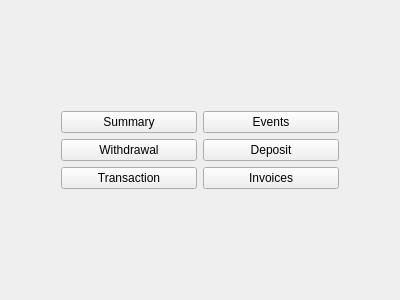
Qt form Ohjelman käyttöliittymät/Gui/mainview.ui (JIkaheimo/ohjelmistokehityksen-sovellusprojekti-2k19) before a commit.
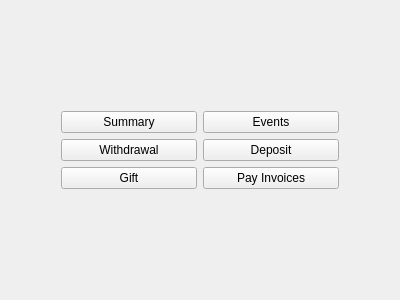
The same form after that commit.

```diff
--- a/Ohjelman käyttöliittymät/Gui/mainview.ui
+++ b/Ohjelman käyttöliittymät/Gui/mainview.ui
@@ -103,14 +103,14 @@
    <item row="3" column="1">
     <widget class="QPushButton" name="btnToTransaction">
      <property name="text">
-      <string>Transaction</string>
+      <string>Gift</string>
      </property>
     </widget>
    </item>
    <item row="3" column="2">
     <widget class="QPushButton" name="btnToInvoices">
      <property name="text">
-      <string>Invoices</string>
+      <string>Pay Invoices</string>
      </property>
     </widget>
    </item>
```
Left out of the diff: 2 changed lines with no effect on the pictures.
